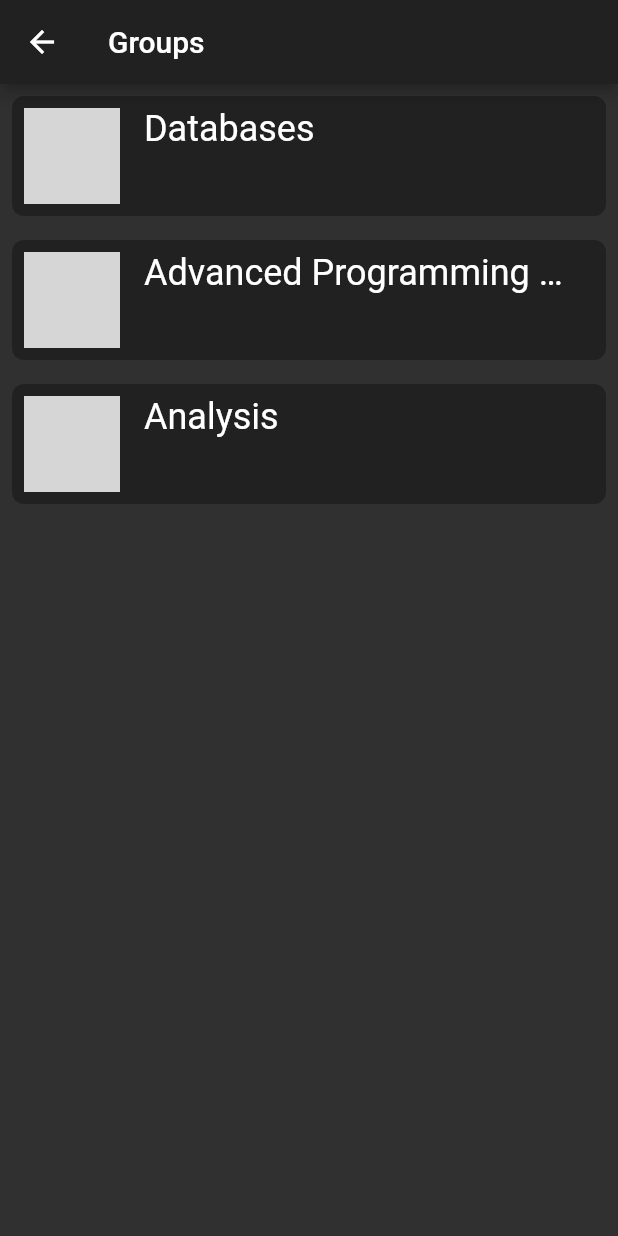
After one commit to chair-fight/student_toolbox, a Flutter app: the GroupListScreen screen opened directly, on a phone screen of 412 x 824 dp. The commit adds this screen. Run offline on Flutter 3.47's test engine with Material 2 defaults, Android fonts, the phone set to English and light mode, and no system bars; our stand-ins replace firebase_auth, firebase_core; accounts and stored records are empty; network calls fail; grey boxes are pictures that could not be loaded.

Commit message:
SubPages Added

```diff
--- /dev/null
+++ b/lib/screens/group_list_screen.dart
@@ -0,0 +1,28 @@
+import 'package:flutter/material.dart';
+import 'package:student_toolbox/widgets/group_preview.dart';
+import 'package:student_toolbox/widgets/screen_app_bar.dart';
+
+class GroupListScreen extends StatelessWidget {
+  @override
+  Widget build(BuildContext context) {
+    return Scaffold(
+      appBar: ScreenAppBar(
+        title: "Groups",
+        subScreen: true,
+      ).get(context),
+      body: ListView(
+        children: [
+          GroupPreview(
+            name: "Databases",
+          ),
+          GroupPreview(
+            name: "Advanced Programming Methods",
+          ),
+          GroupPreview(
+            name: "Analysis",
+          )
+        ],
+      ),
+    );
+  }
+}
--- /dev/null
+++ b/lib/widgets/button.dart
@@ -0,0 +1 @@
+import 'package:flutter/material.dart';
--- /dev/null
+++ b/lib/widgets/group_preview.dart
@@ -0,0 +1,53 @@
+import 'package:flutter/animation.dart';
+import 'package:flutter/material.dart';
+import 'package:student_toolbox/screens/group_screen.dart';
+import 'package:student_toolbox/widgets/surface.dart';
+
+class GroupPreview extends StatelessWidget {
+  final String name;
+  final Image image;
+
+  const GroupPreview({Key key, this.name = "", this.image}) : super(key: key);
+
+  @override
+  Widget build(BuildContext context) {
+    return Surface(
+      onTap: () {
+        Navigator.push(context, MaterialPageRoute(builder: (context) => GroupScreen()));
+      },
+      children: [
+        Row(
+          crossAxisAlignment: CrossAxisAlignment.start,
+          children: [
+            Container(
+              height: 64,
+              width: 64,
+              decoration: BoxDecoration(
+                shape: BoxShape.circle,
+                image: DecorationImage(
+                  image: NetworkImage(
+                      "https://cdn.jpegmini.com/user/images/slider_puffin_before_mobile.jpg"),
+                ),
+              ),
+            ),
+            Flexible(
+              child: Container(
+                padding: EdgeInsets.only(left: 16),
+                child: Wrap(
+                  children: [
+                    Text(
+                      name,
+                      style: Theme.of(context).textTheme.headline5,
+                      overflow: TextOverflow.ellipsis,
+                      maxLines: 1,
+                    ),
+                  ],
+                ),
+              ),
+            )
+          ],
+        ),
+      ],
+    );
+  }
+}
--- /dev/null
+++ b/lib/widgets/screen_app_bar.dart
@@ -0,0 +1,26 @@
+import 'package:flutter/material.dart';
+
+class ScreenAppBar {
+  final String title;
+  final bool subScreen;
+  final TabBar tabBar;
+
+  const ScreenAppBar({this.tabBar, this.title, this.subScreen});
+
+  AppBar get(BuildContext context) {
+    return AppBar(
+      leading: !subScreen ? null : FlatButton(
+        child: Icon(
+          Icons.arrow_back,
+          color: Theme.of(context).colorScheme.onPrimary,
+        ),
+        onPressed: () {
+          Navigator.pop(context);
+        },
+      ),
+      title: Text(title),
+      bottom: tabBar,
+    );
+  }
+
+}
--- a/lib/widgets/surface.dart
+++ b/lib/widgets/surface.dart
@@ -1,3 +1,4 @@
+import 'package:flutter/cupertino.dart';
 import 'package:flutter/material.dart';
 
 class Surface extends StatelessWidget {
@@ -7,8 +8,16 @@ class Surface extends StatelessWidget {
   final double height;
   final double width;
   final String title;
+  final Function onTap;
 
-  Surface({@required this.children, this.height, this.width=double.infinity, this.title="", this.margin, this.padding});
+  Surface(
+      {@required this.children,
+      this.height,
+      this.width = double.infinity,
+      this.title = "",
+      this.margin,
+      this.padding,
+      this.onTap});
 
   @override
   Widget build(BuildContext context) {
@@ -17,26 +26,37 @@ class Surface extends StatelessWidget {
       child: Column(
         crossAxisAlignment: CrossAxisAlignment.start,
         children: [
-          title.isEmpty ? Container() : Container(
+          title.isEmpty
+              ? Container()
+              : Container(
                   width: width,
                   margin: EdgeInsets.only(left: 16, right: 16, top: 8),
-            child: Text(title,
+                  child: Text(
+                    title,
                     style: Theme.of(context).textTheme.bodyText1,
                   ),
                 ),
           Container(
+            margin: EdgeInsets.all(8),
+            child: ClipRRect(
+              borderRadius: BorderRadius.circular(8),
+              child: Material(
+                color: Theme.of(context).colorScheme.surface,
+                child: InkWell(
+                  onTap: onTap,
+                  splashColor: Theme.of(context).colorScheme.secondary,
+                  child: Container(
                     width: width,
                     height: height,
-            margin: EdgeInsets.all(8),
                     padding: EdgeInsets.all(8),
-            decoration: new BoxDecoration(
-              color: Theme.of(context).colorScheme.surface,
-              borderRadius: new BorderRadius.all(Radius.circular(8)),
-            ),
                     child: Container(
                       padding: padding,
                       child: Column(
                         children: children,
+                      ),
+                    ),
+                  ),
+                ),
               ),
             ),
           ),
```
Also changed, not shown: lib/screens/assignment_list_screen.dart (added, +41 -0 lines), lib/screens/group_screen.dart (added, +14 -0 lines), lib/screens/home_screen.dart (+43 -27 lines), lib/screens/news_screen.dart (added, +27 -0 lines), lib/screens/profile_screen.dart (+5 -12 lines), lib/screens/scanner_screen.dart (added, +68 -0 lines), lib/screens/settings_screen.dart (renamed from lib/screens/settings_sceen.dart, +5 -12 lines), lib/widgets/assignment_preview.dart (added, +8 -0 lines), lib/widgets/button_accent.dart (added, +23 -0 lines), lib/widgets/news_card.dart (added, +49 -0 lines). Lines whose indentation alone changed are shown as unchanged.
